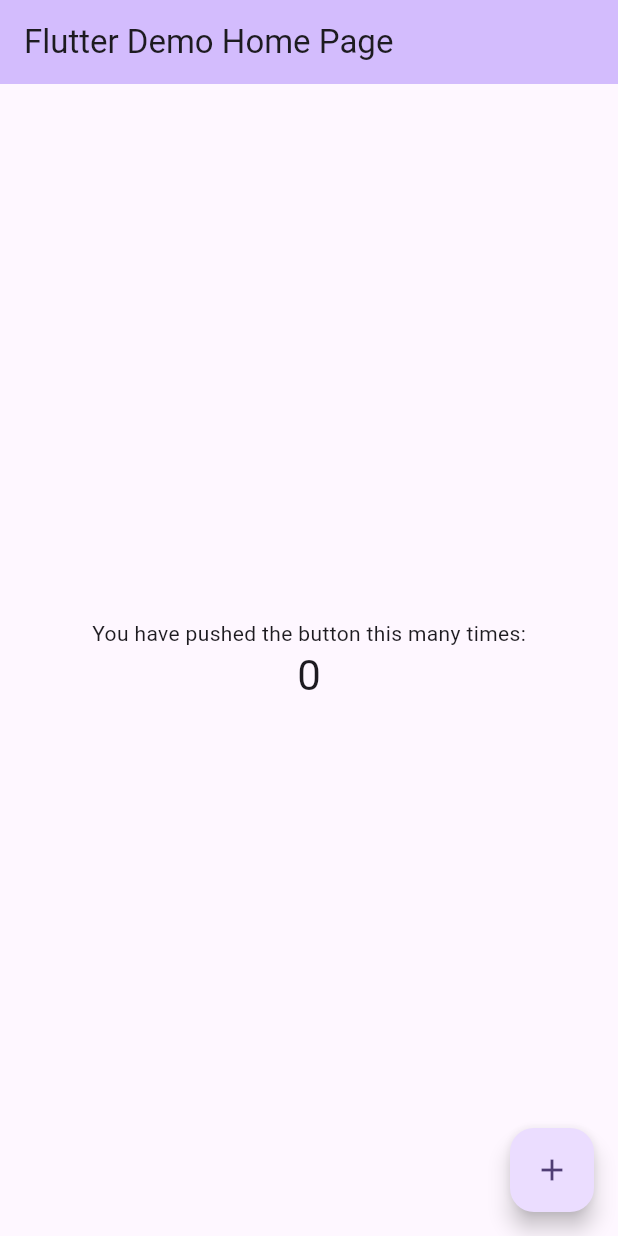
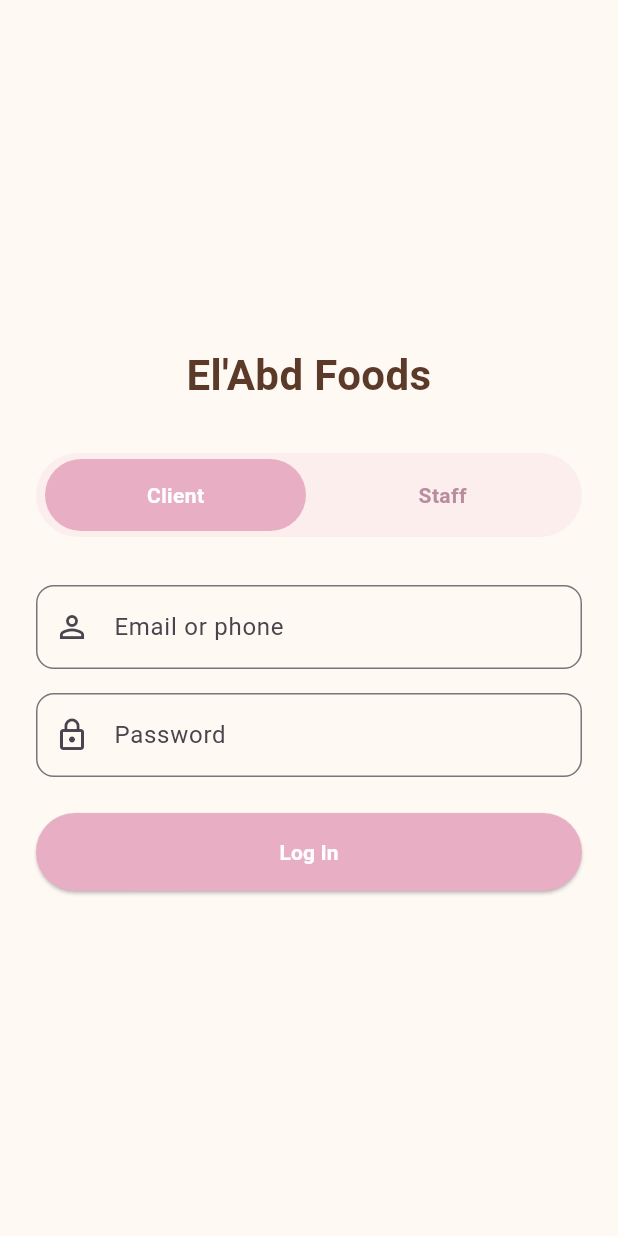
Before and after one commit to 1Marwan1-ss/Elabd-coupon-app, a Flutter app: the screen it shows after launch, on a phone screen of 412 x 824 dp. Run offline on Flutter 3.47's test engine with Material 3 defaults, Android fonts, the phone set to English and light mode, and no system bars.

Commit message:
Build initial login UI with client/staff role selection

```diff
--- a/lib/main.dart
+++ b/lib/main.dart
@@ -1,122 +1,20 @@
 import 'package:flutter/material.dart';
 
+import 'screens/auth/login_screen.dart';
+
 void main() {
-  runApp(const MyApp());
+  runApp(const ElAbdCouponApp());
 }
 
-class MyApp extends StatelessWidget {
-  const MyApp({super.key});
+class ElAbdCouponApp extends StatelessWidget {
+  const ElAbdCouponApp({super.key});
 
-  // This widget is the root of your application.
   @override
   Widget build(BuildContext context) {
     return MaterialApp(
-      title: 'Flutter Demo',
-      theme: ThemeData(
-        // This is the theme of your application.
-        //
-        // TRY THIS: Try running your application with "flutter run". You'll see
-        // the application has a purple toolbar. Then, without quitting the app,
-        // try changing the seedColor in the colorScheme below to Colors.green
-        // and then invoke "hot reload" (save your changes or press the "hot
-        // reload" button in a Flutter-supported IDE, or press "r" if you used
-        // the command line to start the app).
-        //
-        // Notice that the counter didn't reset back to zero; the application
-        // state is not lost during the reload. To reset the state, use hot
-        // restart instead.
-        //
-        // This works for code too, not just values: Most code changes can be
-        // tested with just a hot reload.
-        colorScheme: .fromSeed(seedColor: Colors.deepPurple),
-      ),
-      home: const MyHomePage(title: 'Flutter Demo Home Page'),
+      debugShowCheckedModeBanner: false,
+      title: 'El Abd Coupon App',
+      home: const LoginScreen(), //Awl 7aga tzhr m3 el start bta3t el app
     );
   }
 }
-
-class MyHomePage extends StatefulWidget {
-  const MyHomePage({super.key, required this.title});
-
-  // This widget is the home page of your application. It is stateful, meaning
-  // that it has a State object (defined below) that contains fields that affect
-  // how it looks.
-
-  // This class is the configuration for the state. It holds the values (in this
-  // case the title) provided by the parent (in this case the App widget) and
-  // used by the build method of the State. Fields in a Widget subclass are
-  // always marked "final".
-
-  final String title;
-
-  @override
-  State<MyHomePage> createState() => _MyHomePageState();
-}
-
-class _MyHomePageState extends State<MyHomePage> {
-  int _counter = 0;
-
-  void _incrementCounter() {
-    setState(() {
-      // This call to setState tells the Flutter framework that something has
-      // changed in this State, which causes it to rerun the build method below
-      // so that the display can reflect the updated values. If we changed
-      // _counter without calling setState(), then the build method would not be
-      // called again, and so nothing would appear to happen.
-      _counter++;
-    });
-  }
-
-  @override
-  Widget build(BuildContext context) {
-    // This method is rerun every time setState is called, for instance as done
-    // by the _incrementCounter method above.
-    //
-    // The Flutter framework has been optimized to make rerunning build methods
-    // fast, so that you can just rebuild anything that needs updating rather
-    // than having to individually change instances of widgets.
-    return Scaffold(
-      appBar: AppBar(
-        // TRY THIS: Try changing the color here to a specific color (to
-        // Colors.amber, perhaps?) and trigger a hot reload to see the AppBar
-        // change color while the other colors stay the same.
-        backgroundColor: Theme.of(context).colorScheme.inversePrimary,
-        // Here we take the value from the MyHomePage object that was created by
-        // the App.build method, and use it to set our appbar title.
-        title: Text(widget.title),
-      ),
-      body: Center(
-        // Center is a layout widget. It takes a single child and positions it
-        // in the middle of the parent.
-        child: Column(
-          // Column is also a layout widget. It takes a list of children and
-          // arranges them vertically. By default, it sizes itself to fit its
-          // children horizontally, and tries to be as tall as its parent.
-          //
-          // Column has various properties to control how it sizes itself and
-          // how it positions its children. Here we use mainAxisAlignment to
-          // center the children vertically; the main axis here is the vertical
-          // axis because Columns are vertical (the cross axis would be
-          // horizontal).
-          //
-          // TRY THIS: Invoke "debug painting" (choose the "Toggle Debug Paint"
-          // action in the IDE, or press "p" in the console), to see the
-          // wireframe for each widget.
-          mainAxisAlignment: .center,
-          children: [
-            const Text('You have pushed the button this many times:'),
-            Text(
-              '$_counter',
-              style: Theme.of(context).textTheme.headlineMedium,
-            ),
-          ],
-        ),
-      ),
-      floatingActionButton: FloatingActionButton(
-        onPressed: _incrementCounter,
-        tooltip: 'Increment',
-        child: const Icon(Icons.add),
-      ),
-    );
-  }
-}
--- /dev/null
+++ b/lib/screens/auth/login_screen.dart
@@ -0,0 +1,100 @@
+import 'package:flutter/material.dart';
+
+import '../../theme/app_colors.dart';
+import '../../widgets/role_switch.dart';
+
+class LoginScreen extends StatefulWidget {
+  const LoginScreen({super.key});
+
+  @override
+  State<LoginScreen> createState() => _LoginScreenState();
+}
+
+class _LoginScreenState extends State<LoginScreen> {
+  //initiall state is user
+  UserRole _selectedRole = UserRole.client;
+
+  @override
+  Widget build(BuildContext context) {
+    return Scaffold(
+      backgroundColor: AppColors.cream,
+      body: SafeArea(
+        child: Padding(
+          padding: const EdgeInsets.all(24.0),
+          child: Column(
+            mainAxisAlignment: MainAxisAlignment.center,
+            crossAxisAlignment: CrossAxisAlignment.stretch,
+            children: [
+              const Text(
+                "El'Abd Foods",
+                textAlign: TextAlign.center,
+                style: TextStyle(
+                  fontSize: 28,
+                  fontWeight: FontWeight.bold,
+                  color: AppColors.brown,
+                ),
+              ),
+              const SizedBox(height: 32),
+
+              RoleSwitch(
+                selected: _selectedRole,
+                onChanged: (role) {
+                  setState(() => _selectedRole = role);
+                },
+              ),
+              const SizedBox(height: 32),
+              TextField(
+                decoration: InputDecoration(
+                  labelText: _selectedRole == UserRole.client
+                      ? 'Email or phone'
+                      : 'Staff ID',
+                  prefixIcon: const Icon(Icons.person_outline),
+                  border: OutlineInputBorder(
+                    borderRadius: BorderRadius.circular(12),
+                  ),
+                ),
+              ),
+              const SizedBox(height: 16),
+              TextField(
+                obscureText: true,
+                decoration: InputDecoration(
+                  labelText: 'Password',
+                  prefixIcon: const Icon(Icons.lock_outline),
+                  border: OutlineInputBorder(
+                    borderRadius: BorderRadius.circular(12),
+                  ),
+                ),
+              ),
+              const SizedBox(height: 24),
+              SizedBox(
+                height: 52,
+                child: ElevatedButton(
+                  onPressed: () {
+                    debugPrint('Logging in as $_selectedRole');
+                  },
+                  style: ElevatedButton.styleFrom(
+                    backgroundColor: _selectedRole == UserRole.client
+                        ? AppColors.rose
+                        : AppColors.brown,
+                    shape: RoundedRectangleBorder(
+                      borderRadius: BorderRadius.circular(28),
+                    ),
+                  ),
+                  child: Text(
+                    _selectedRole == UserRole.client
+                        ? 'Log In'
+                        : 'Log In as Staff',
+                    style: const TextStyle(
+                      color: Colors.white,
+                      fontWeight: FontWeight.w600,
+                    ),
+                  ),
+                ),
+              ),
+            ],
+          ),
+        ),
+      ),
+    );
+  }
+}
--- /dev/null
+++ b/lib/theme/app_colors.dart
@@ -0,0 +1,11 @@
+//a8yr bs hna colors kolo hyt8yer
+import 'package:flutter/material.dart';
+
+class AppColors {
+  AppColors._();
+
+  static const rose = Color(0xFFE8AFC4);
+  static const brown = Color(0xFF5C3A29);
+  static const cream = Color(0xFFFFF9F4);
+  static const muted = Color(0xFFB98CA0);
+}
--- /dev/null
+++ b/lib/widgets/role_switch.dart
@@ -0,0 +1,65 @@
+//reusable widget
+import 'package:flutter/material.dart';
+
+import '../theme/app_colors.dart';
+
+enum UserRole { client, staff } //Fixed variables 2 options bs
+
+class RoleSwitch extends StatelessWidget {
+  final UserRole selected; //Which user role is selcted
+  final ValueChanged<UserRole> onChanged; // onchange a call back function role switch --> login screen ---> change role
+
+  const RoleSwitch({
+    super.key,
+    required this.selected,
+    required this.onChanged,
+  });
+
+  @override
+  Widget build(BuildContext context) {
+    return Container(
+      height: 56,
+      padding: const EdgeInsets.all(4),
+      decoration: BoxDecoration(
+        color: AppColors.rose.withValues(alpha: 0.15),
+        borderRadius: BorderRadius.circular(28),
+      ),
+      child: Row(
+        //row bt7ot el 7aga horizontally
+        children: [
+          _buildTab(label: 'Client', role: UserRole.client),
+          _buildTab(label: 'Staff', role: UserRole.staff),
+        ],
+      ),
+    );
+  }
+
+  Widget _buildTab({required String label, required UserRole role}) {
+    // (_) Private method
+    final active = selected == role;
+    return Expanded(
+      child: GestureDetector(
+        onTap: () => onChanged(role),
+        child: AnimatedContainer(
+          duration: const Duration(milliseconds: 250),
+          curve: Curves.easeOut,
+          margin: const EdgeInsets.symmetric(horizontal: 2),
+          decoration: BoxDecoration(
+            color: active
+                ? (role == UserRole.client ? AppColors.rose : AppColors.brown)
+                : Colors.transparent,
+            borderRadius: BorderRadius.circular(24),
+          ),
+          alignment: Alignment.center,
+          child: Text(
+            label,
+            style: TextStyle(
+              color: active ? Colors.white : AppColors.muted,
+              fontWeight: FontWeight.w600,
+            ),
+          ),
+        ),
+      ),
+    );
+  }
+}
```
Also changed, not shown: 1 other file.
